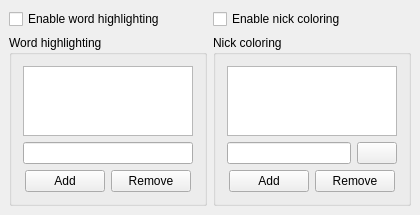
Qt form src/options/opt_general_groupchat.ui (psi-im/psi) before a commit.
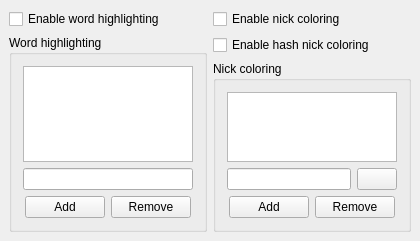
The same form after that commit.

Commit message:
Improve palette for nicknames coloring in group chats
Patch from Psi+ project.

Diff of the .ui file:
```diff
--- a/src/options/opt_general_groupchat.ui
+++ b/src/options/opt_general_groupchat.ui
@@ -157,6 +157,13 @@
        </property>
       </widget>
      </item>
+      <item>
+      <widget class="QCheckBox" name="ck_gcHashNickColoring" >
+       <property name="text" >
+        <string>Enable hash nick coloring</string>
+       </property>
+      </widget>
+     </item>
      <item>
       <widget class="QGroupBox" name="ncGroupBox" >
        <property name="title" >
```
Left out of the diff: 23 changed lines with no effect on the pictures. The commit also changes 5 other files.
